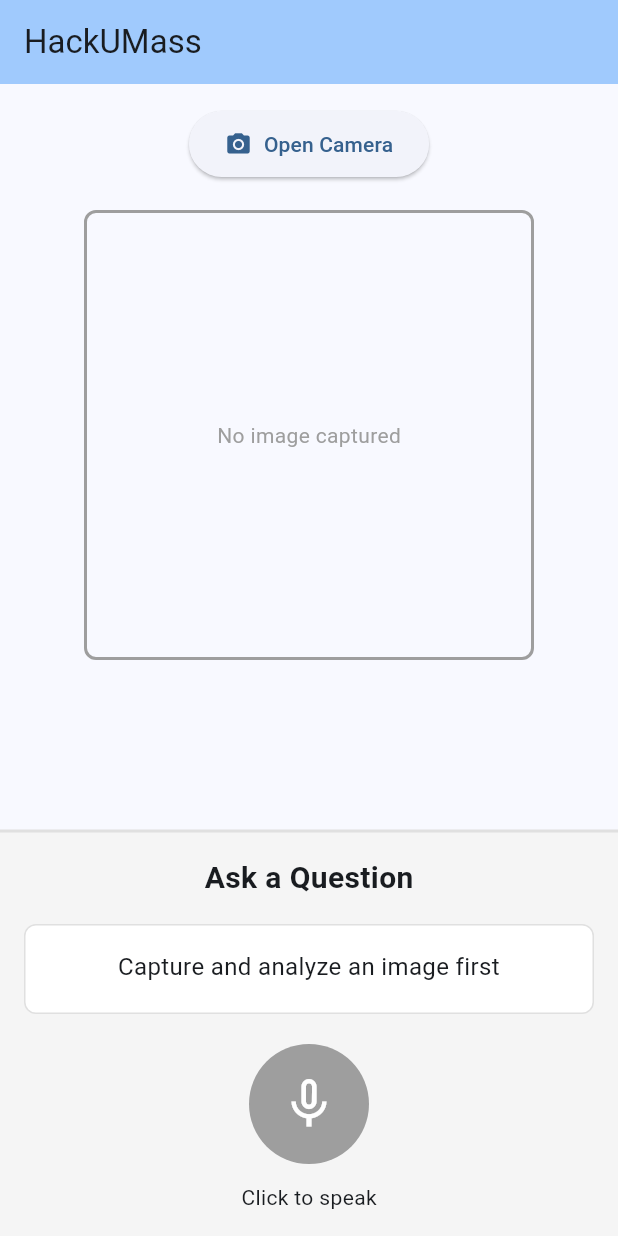
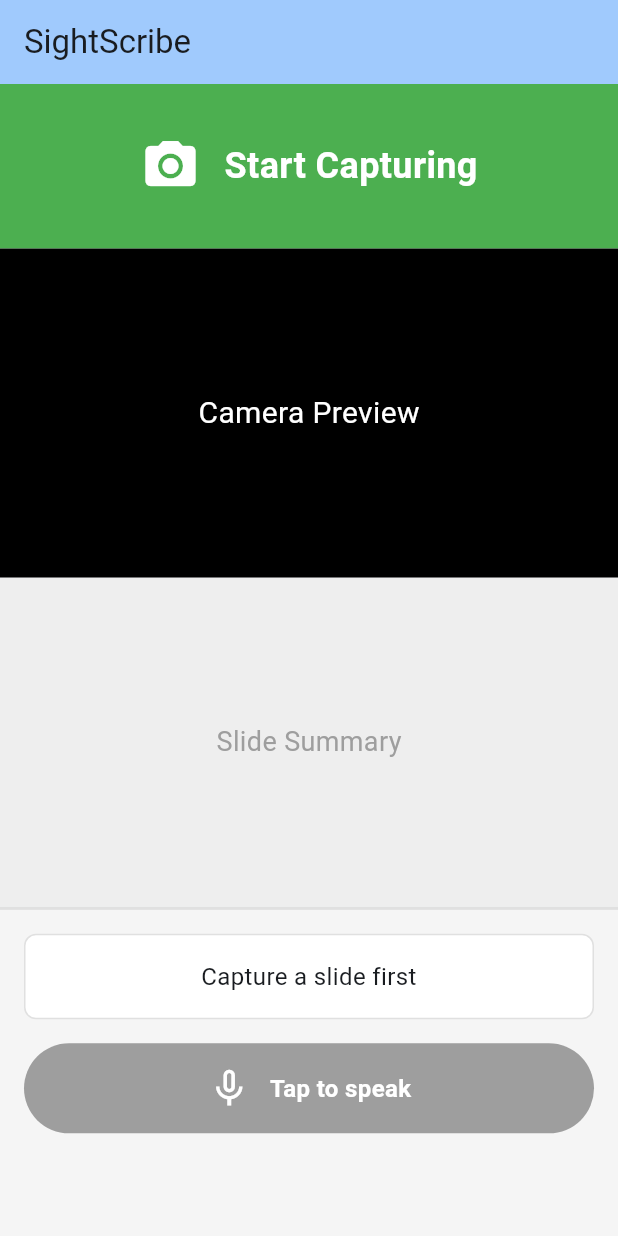
Before and after one commit to SuyashManiyar/HackUMass_codebase, a Flutter app: the screen it shows after launch, on a phone screen of 412 x 824 dp. Run offline on Flutter 3.47's test engine with Material 3 defaults, Android fonts, the light colour scheme and no system bars; our stand-ins replace camera, flutter_dotenv, flutter_tts, google_generative_ai, speech_to_text.

Commit message:
frontend update

```diff
--- a/lib/main.dart
+++ b/lib/main.dart
@@ -1,16 +1,16 @@
 import 'package:flutter/material.dart';
-import 'package:image_picker/image_picker.dart';
+import 'package:flutter_dotenv/flutter_dotenv.dart';
+import 'dart:async';
 import 'dart:io';
+import 'package:camera/camera.dart';
 import 'gemini_service.dart';
 import 'pipeline_service.dart';
-import 'package:flutter_dotenv/flutter_dotenv.dart';
+import 'camera_preview_service.dart';
+import 'end_summary_page.dart';
 
-
-Future<void> main() async{
+Future<void> main() async {
+  WidgetsFlutterBinding.ensureInitialized();
   await dotenv.load(fileName: ".env");
-  print('Dotenv loaded successfully');
-  print('GEMINI_API_KEY exists: ${dotenv.env['GEMINI_API_KEY'] != null}');
-  print('OPENROUTER_API_KEY exists: ${dotenv.env['OPNRTR_API_KEY'] != null}');
   runApp(const MyApp());
 }
 
@@ -20,11 +20,11 @@ class MyApp extends StatelessWidget {
   @override
   Widget build(BuildContext context) {
     return MaterialApp(
-      title: 'HackUMass',
+      title: 'SightScribe',
       theme: ThemeData(
         colorScheme: ColorScheme.fromSeed(seedColor: Colors.blue),
       ),
-      home: const MyHomePage(title: 'HackUMass'),
+      home: const MyHomePage(title: 'SightScribe'),
     );
   }
 }
@@ -39,85 +39,95 @@ class MyHomePage extends StatefulWidget {
 }
 
 class _MyHomePageState extends State<MyHomePage> {
-  File? _image;
-  final ImagePicker _picker = ImagePicker();
-  String? _imageSummary;
-  bool _isLoadingImage = false;
+  bool _isCapturing = false;
+  final CameraPreviewService _cameraService = CameraPreviewService();
+  final PipelineService _pipelineService = PipelineService();
 
-  final PipelineService _pipelineService = PipelineService();
+  Map<String, dynamic>? _currentSlideSummary;
+  List<Map<String, dynamic>> _allSlideSummaries = [];
+
   String _transcription = '';
   bool _isSpeechInitialized = false;
   bool _isProcessingPipeline = false;
+  bool _isAnalyzingSlide = false;
+
+  Timer? _captureTimer;
 
   @override
   void initState() {
     super.initState();
-    _initializeSpeech();
+    _initializeServices();
   }
 
-  Future<void> _initializeSpeech() async {
+  Future<void> _initializeServices() async {
     await _pipelineService.initialize();
     setState(() {
       _isSpeechInitialized = _pipelineService.isInitialized;
     });
-    if (!_isSpeechInitialized) {
-      ScaffoldMessenger.of(context).showSnackBar(
-        const SnackBar(
-          content: Text('Speech recognition not available'),
-          backgroundColor: Colors.red,
+  }
+
+  Future<void> _toggleCapturing() async {
+    if (_isCapturing) {
+      _stopCapturing();
+      Navigator.push(
+        context,
+        MaterialPageRoute(
+          builder: (context) => EndSummaryPage(slideSummaries: _allSlideSummaries),
         ),
       );
+    } else {
+      await _startCapturing();
     }
   }
 
-  Future<void> _captureImage() async {
-    try {
-      final XFile? image = await _picker.pickImage(
-        source: ImageSource.camera,
-        imageQuality: 85,
-      );
+  Future<void> _startCapturing() async {
+    await _cameraService.initialize();
 
-      if (image != null) {
     setState(() {
-          _image = File(image.path);
-          _imageSummary = null;
+      _isCapturing = true;
+      _allSlideSummaries = [];
+      _currentSlideSummary = null;
+    });
+
+    await _captureAndAnalyze();
+
+    _captureTimer = Timer.periodic(const Duration(seconds: 30), (timer) {
+      _captureAndAnalyze();
     });
   }
-    } catch (e) {
-      print('Error capturing image: $e');
-    }
+
+  void _stopCapturing() {
+    _captureTimer?.cancel();
+    _cameraService.dispose();
+
+    setState(() {
+      _isCapturing = false;
+    });
   }
 
-  Future<void> _describeImage() async {
-    if (_image == null) return;
-
+  Future<void> _captureAndAnalyze() async {
     setState(() {
-      _isLoadingImage = true;
-      _imageSummary = null;
+      _isAnalyzingSlide = true;
     });
 
+    final imagePath = await _cameraService.takePicture();
+
+    if (imagePath != null) {
       try {
-      final imageBytes = await _image!.readAsBytes();
+        final imageBytes = await File(imagePath).readAsBytes();
         final result = await get_gemini_response(imageBytes);
 
         setState(() {
-        _imageSummary = result.toString();
-        _isLoadingImage = false;
+          _currentSlideSummary = result;
+          _allSlideSummaries.add(result);
+          _isAnalyzingSlide = false;
         });
       } catch (e) {
+        print('Error analyzing slide: $e');
         setState(() {
-        _isLoadingImage = false;
+          _isAnalyzingSlide = false;
         });
-
-      if (mounted) {
-        ScaffoldMessenger.of(context).showSnackBar(
-          SnackBar(
-            content: Text('Error: ${e.toString()}'),
-            backgroundColor: Colors.red,
-          ),
-        );
       }
-      print('Error describing image: $e');
     }
   }
 
@@ -128,10 +138,10 @@ class _MyHomePageState extends State<MyHomePage> {
   }
 
   Future<void> _toggleMicrophone() async {
-    if (_imageSummary == null || _imageSummary!.isEmpty) {
+    if (_currentSlideSummary == null) {
       ScaffoldMessenger.of(context).showSnackBar(
         const SnackBar(
-          content: Text('Please capture and analyze an image first'),
+          content: Text('Please capture a slide first'),
           backgroundColor: Colors.orange,
         ),
       );
@@ -143,7 +153,7 @@ class _MyHomePageState extends State<MyHomePage> {
         _isProcessingPipeline = true;
       });
 
-      await _pipelineService.stopPipelineAndProcess(_imageSummary!);
+      await _pipelineService.stopPipelineAndProcess(_currentSlideSummary.toString());
 
       setState(() {
         _isProcessingPipeline = false;
@@ -152,13 +162,26 @@ class _MyHomePageState extends State<MyHomePage> {
       setState(() {
         _transcription = '';
       });
-      await _pipelineService.startPipeline(_imageSummary!, _onTranscriptionUpdate);
+      await _pipelineService.startPipeline(_currentSlideSummary.toString(), _onTranscriptionUpdate);
       setState(() {});
     }
   }
 
+  String _getDisplaySummary() {
+    if (_currentSlideSummary == null) return 'No summary available';
+
+    final displaySummary = _currentSlideSummary!['display_summary'];
+    if (displaySummary != null && displaySummary is List && displaySummary.isNotEmpty) {
+      return displaySummary[0].toString();
+    }
+
+    return 'No summary available';
+  }
+
   @override
   void dispose() {
+    _captureTimer?.cancel();
+    _cameraService.dispose();
     _pipelineService.dispose();
     super.dispose();
   }
@@ -173,99 +196,28 @@ class _MyHomePageState extends State<MyHomePage> {
       body: Column(
         children: [
           Expanded(
-            child: SingleChildScrollView(
-              child: Padding(
-                padding: const EdgeInsets.all(16.0),
-                child: Column(
-                  children: <Widget>[
-                    ElevatedButton.icon(
-                      onPressed: _captureImage,
-                      icon: const Icon(Icons.camera_alt),
-                      label: const Text('Open Camera'),
-                      style: ElevatedButton.styleFrom(
-                        padding: const EdgeInsets.symmetric(horizontal: 24, vertical: 12),
+            flex: 1,
+            child: InkWell(
+              onTap: _toggleCapturing,
+              child: Container(
+                width: double.infinity,
+                color: _isCapturing ? Colors.red : Colors.green,
+                child: Center(
+                  child: Row(
+                    mainAxisAlignment: MainAxisAlignment.center,
+                    children: [
+                      Icon(
+                        Icons.camera_alt,
+                        color: Colors.white,
+                        size: 40,
                       ),
-                    ),
-                    const SizedBox(height: 20),
-                    if (_image != null)
-                      Column(
-                        children: [
-                          Container(
-                            margin: const EdgeInsets.all(16),
-                            decoration: BoxDecoration(
-                              border: Border.all(color: Colors.grey, width: 2),
-                              borderRadius: BorderRadius.circular(8),
-                            ),
-                            child: ClipRRect(
-                              borderRadius: BorderRadius.circular(6),
-                              child: Image.file(
-                                _image!,
-                                width: 300,
-                                height: 300,
-                                fit: BoxFit.cover,
-                              ),
-                            ),
-                          ),
-                          const SizedBox(height: 20),
-                          ElevatedButton.icon(
-                            onPressed: _isLoadingImage ? null : _describeImage,
-                            icon: _isLoadingImage
-                                ? const SizedBox(
-                              width: 20,
-                              height: 20,
-                              child: CircularProgressIndicator(strokeWidth: 2),
-                            )
-                                : const Icon(Icons.auto_awesome),
-                            label: Text(_isLoadingImage ? 'Analyzing...' : 'Describe Image'),
-                            style: ElevatedButton.styleFrom(
-                              padding: const EdgeInsets.symmetric(horizontal: 24, vertical: 12),
-                            ),
-                          ),
-                          if (_imageSummary != null) ...[
-                            const SizedBox(height: 20),
-                            Container(
-                              width: double.infinity,
-                              margin: const EdgeInsets.symmetric(horizontal: 16),
-                              padding: const EdgeInsets.all(16),
-                              decoration: BoxDecoration(
-                                color: Colors.grey[100],
-                                borderRadius: BorderRadius.circular(8),
-                                border: Border.all(color: Colors.grey[300]!),
-                              ),
-                              child: Column(
-                                crossAxisAlignment: CrossAxisAlignment.start,
-                                children: [
-                                  const Text(
-                                    'Image Summary:',
-                                    style: TextStyle(
-                                      fontSize: 16,
+                      const SizedBox(width: 16),
+                      Text(
+                        _isCapturing ? 'Stop Capturing' : 'Start Capturing',
+                        style: const TextStyle(
+                          color: Colors.white,
+                          fontSize: 24,
                           fontWeight: FontWeight.bold,
-                                    ),
-                                  ),
-                                  const SizedBox(height: 8),
-                                  Text(
-                                    _imageSummary!,
-                                    style: const TextStyle(fontSize: 14),
-                                  ),
-                                ],
-                              ),
-                            ),
-                          ],
-                        ],
-                      )
-                    else
-                      Container(
-                        width: 300,
-                        height: 300,
-                        decoration: BoxDecoration(
-                          border: Border.all(color: Colors.grey, width: 2),
-                          borderRadius: BorderRadius.circular(8),
-                        ),
-                        child: const Center(
-                          child: Text(
-                            'No image captured',
-                            style: TextStyle(color: Colors.grey),
-                          ),
                         ),
                       ),
                     ],
@@ -273,7 +225,88 @@ class _MyHomePageState extends State<MyHomePage> {
                 ),
               ),
             ),
-          Container(
+          ),
+          Expanded(
+            flex: 2,
+            child: Container(
+              width: double.infinity,
+              color: Colors.black,
+              child: _isCapturing && _cameraService.isInitialized
+                  ? Center(
+                child: _cameraService.controller!.value.aspectRatio > 1
+                    ? AspectRatio(
+                  aspectRatio: _cameraService.controller!.value.aspectRatio,
+                  child: CameraPreview(_cameraService.controller!),
+                )
+                    : FittedBox(
+                  fit: BoxFit.contain,
+                  child: SizedBox(
+                    width: _cameraService.controller!.value.previewSize!.height,
+                    height: _cameraService.controller!.value.previewSize!.width,
+                    child: CameraPreview(_cameraService.controller!),
+                  ),
+                ),
+              )
+                  : const Center(
+                child: Text(
+                  'Camera Preview',
+                  style: TextStyle(color: Colors.white, fontSize: 20),
+                ),
+              ),
+            ),
+          ),
+          Expanded(
+            flex: 2,
+            child: Container(
+              width: double.infinity,
+              padding: const EdgeInsets.all(16),
+              color: Colors.grey[200],
+              child: _isAnalyzingSlide
+                  ? const Center(
+                child: Column(
+                  mainAxisAlignment: MainAxisAlignment.center,
+                  children: [
+                    CircularProgressIndicator(),
+                    SizedBox(height: 16),
+                    Text(
+                      'Slide Captured. Analyzing...',
+                      style: TextStyle(fontSize: 16),
+                    ),
+                  ],
+                ),
+              )
+                  : _currentSlideSummary != null
+                  ? SingleChildScrollView(
+                child: Column(
+                  crossAxisAlignment: CrossAxisAlignment.start,
+                  children: [
+                    const Text(
+                      'Slide Summary',
+                      style: TextStyle(
+                        fontSize: 18,
+                        fontWeight: FontWeight.bold,
+                      ),
+                    ),
+                    const SizedBox(height: 8),
+                    Text(
+                      _getDisplaySummary(),
+                      style: const TextStyle(fontSize: 14),
+                    ),
+                  ],
+                ),
+              )
+                  : const Center(
+                child: Text(
+                  'Slide Summary',
+                  style: TextStyle(fontSize: 18, color: Colors.grey),
+                ),
+              ),
+            ),
+          ),
+          Expanded(
+            flex: 2,
+            child: Container(
+              width: double.infinity,
               decoration: BoxDecoration(
                 color: Colors.grey[100],
                 border: Border(top: BorderSide(color: Colors.grey[300]!, width: 2)),
@@ -283,14 +316,6 @@ class _MyHomePageState extends State<MyHomePage> {
                 child: Column(
                   mainAxisSize: MainAxisSize.min,
                   children: [
-                  const Text(
-                    'Ask a Question',
-                    style: TextStyle(fontSize: 20, fontWeight: FontWeight.bold),
-                  ),
-                  const SizedBox(height: 16),
-                  if (!_isSpeechInitialized)
-                    const CircularProgressIndicator()
-                  else ...[
                     Container(
                       width: double.infinity,
                       padding: const EdgeInsets.all(16),
@@ -299,30 +324,29 @@ class _MyHomePageState extends State<MyHomePage> {
                         borderRadius: BorderRadius.circular(8),
                         border: Border.all(color: Colors.grey[300]!),
                       ),
-                      constraints: const BoxConstraints(minHeight: 60),
                       child: Text(
                         _transcription.isEmpty
-                            ? (_imageSummary == null
-                            ? 'Capture and analyze an image first'
-                            : 'Click mic to ask a question')
+                            ? (_currentSlideSummary == null
+                            ? 'Capture a slide first'
+                            : 'Tap mic to ask a question')
                             : _transcription,
                         style: const TextStyle(fontSize: 16),
                         textAlign: TextAlign.center,
                       ),
                     ),
-                    const SizedBox(height: 20),
-                    GestureDetector(
-                      onTap: _toggleMicrophone,
+                    const SizedBox(height: 16),
+                    InkWell(
+                      onTap: _isSpeechInitialized ? _toggleMicrophone : null,
                       child: Container(
-                        width: 80,
-                        height: 80,
+                        width: double.infinity,
+                        height: 60,
                         decoration: BoxDecoration(
                           color: _pipelineService.isListening
                               ? Colors.red
                               : _isProcessingPipeline
                               ? Colors.orange
-                              : (_imageSummary == null ? Colors.grey : Colors.blue),
-                          shape: BoxShape.circle,
+                              : (_currentSlideSummary == null ? Colors.grey : Colors.blue),
+                          borderRadius: BorderRadius.circular(30),
                         ),
                         child: _isProcessingPipeline
                             ? const Center(
@@ -331,24 +355,33 @@ class _MyHomePageState extends State<MyHomePage> {
                             strokeWidth: 3,
                           ),
                         )
-                            : Icon(
+                            : Row(
+                          mainAxisAlignment: MainAxisAlignment.center,
+                          children: [
+                            Icon(
                               _pipelineService.isListening ? Icons.mic : Icons.mic_none,
-                          size: 40,
                               color: Colors.white,
+                              size: 30,
+                            ),
+                            const SizedBox(width: 12),
+                            Text(
+                              _pipelineService.isListening
+                                  ? 'Listening... (Tap to stop)'
+                                  : _isProcessingPipeline
+                                  ? 'Processing...'
+                                  : 'Tap to speak',
+                              style: const TextStyle(
+                                color: Colors.white,
+                                fontSize: 16,
+                                fontWeight: FontWeight.bold,
+                              ),
+                            ),
+                          ],
                         ),
                       ),
                     ),
-                    const SizedBox(height: 12),
-                    Text(
-                      _pipelineService.isListening
-                          ? 'Listening... (Click to stop)'
-                          : _isProcessingPipeline
-                          ? 'Processing...'
-                          : 'Click to speak',
-                      style: const TextStyle(fontSize: 14),
+                  ],
                 ),
-                  ],
-                ],
               ),
             ),
           ),
```
Lines whose indentation alone changed are shown as unchanged.
